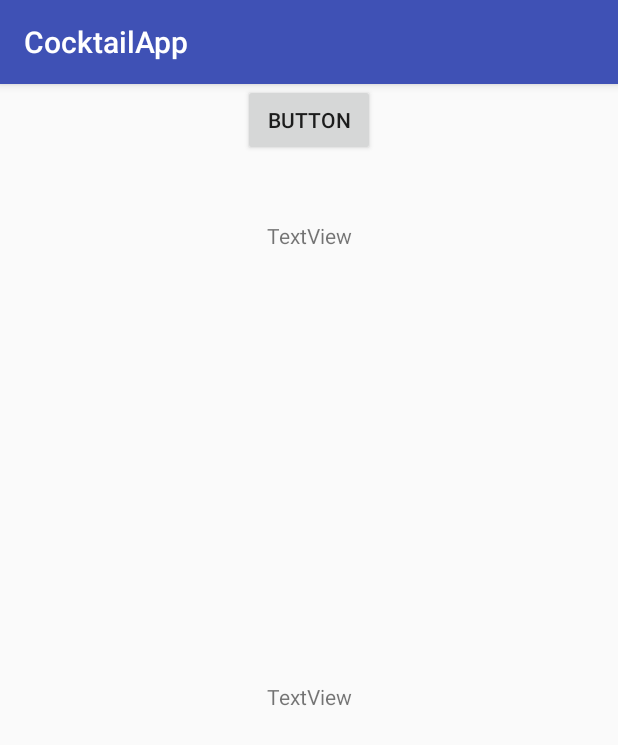
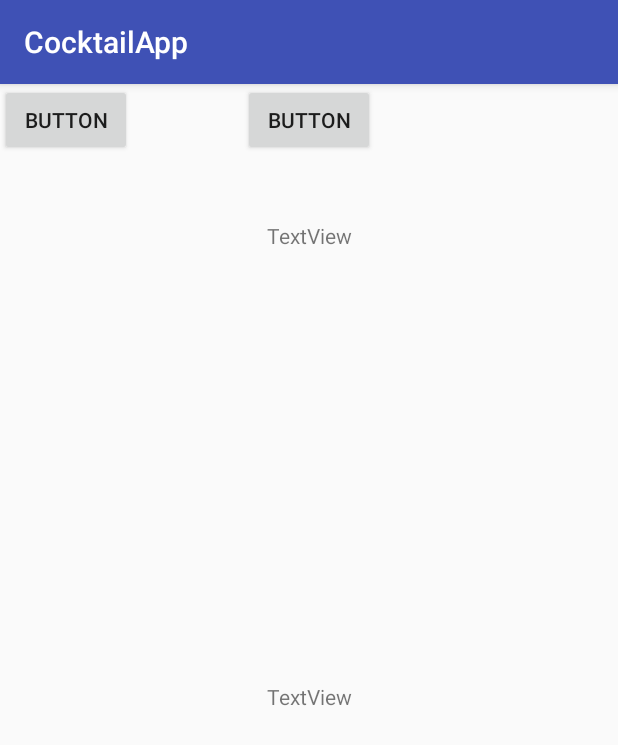
Before and after one commit to AndrejOvecka/CocktailApplication, an Android app: the screen it shows after launch (MainActivity), on a phone screen of 412 x 824 dp. Shown: the top 745 px of the screen. Run offline under Robolectric (Android 15) with nearby library versions, the light colour scheme and no system bars; libraries missing offline, so code that uses them is left out: com.squareup.okhttp.

Commit message:
nove okno

```diff
--- a/app/src/main/res/layout/activity_main.xml
+++ b/app/src/main/res/layout/activity_main.xml
@@ -43,4 +43,13 @@
         app:layout_constraintEnd_toEndOf="parent"
         app:layout_constraintStart_toStartOf="parent"
         app:layout_constraintTop_toTopOf="parent" />
+
+    <Button
+        android:id="@+id/button"
+        android:layout_width="wrap_content"
+        android:layout_height="wrap_content"
+        android:onClick="sendMessage"
+        android:text="Button"
+        tools:layout_editor_absoluteX="148dp"
+        tools:layout_editor_absoluteY="354dp" />
 </android.support.constraint.ConstraintLayout>
--- a/app/src/main/res/values/ic_launcher_background.xml
+++ b/app/src/main/res/values/ic_launcher_background.xml
@@ -1,4 +1,4 @@
 <?xml version="1.0" encoding="utf-8"?>
 <resources>
-    <color name="ic_launcher_background">#D12D38</color>
+    <color name="ic_launcher_background">#3b62cc</color>
 </resources>
```
Also changed, not shown: app/src/main/AndroidManifest.xml (+16 -8 lines), app/src/main/java/com/example/andre/cocktailapp/DisplayMessageActivity.java (added, +13 -0 lines), app/src/main/java/com/example/andre/cocktailapp/MainActivity.java (+15 -2 lines), app/src/main/res/layout/activity_display_message.xml (added, +9 -0 lines).
